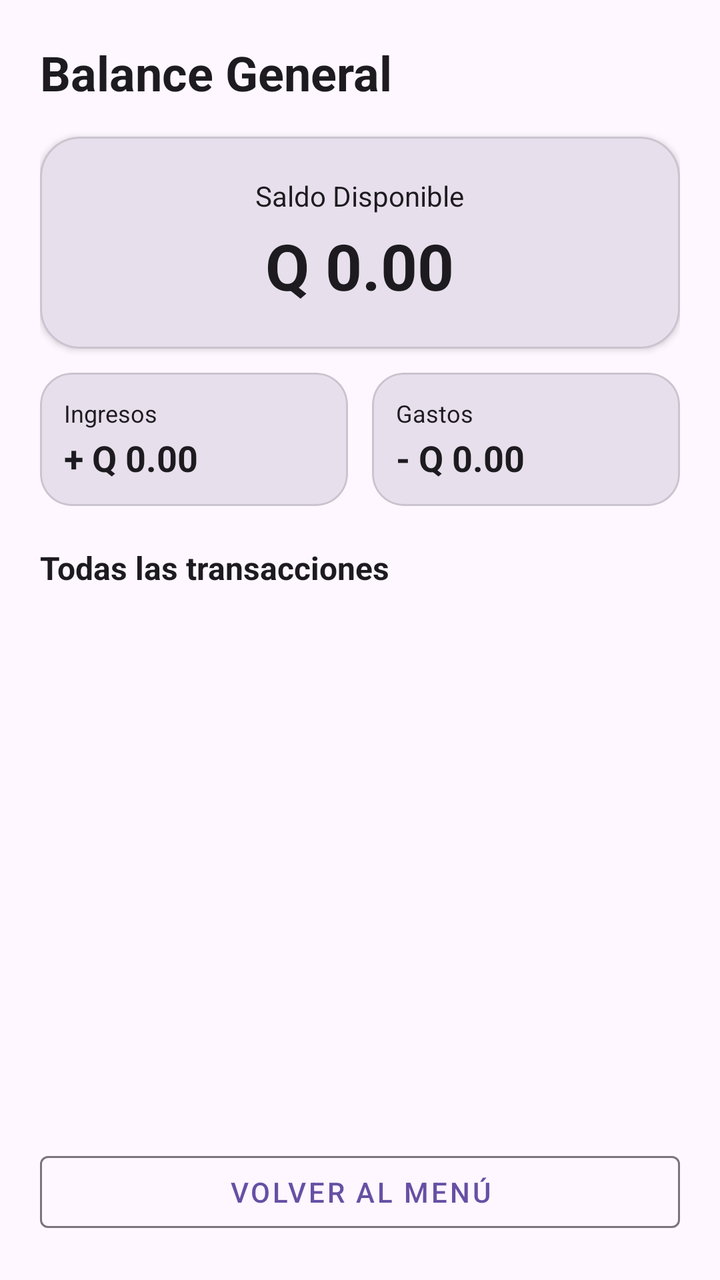
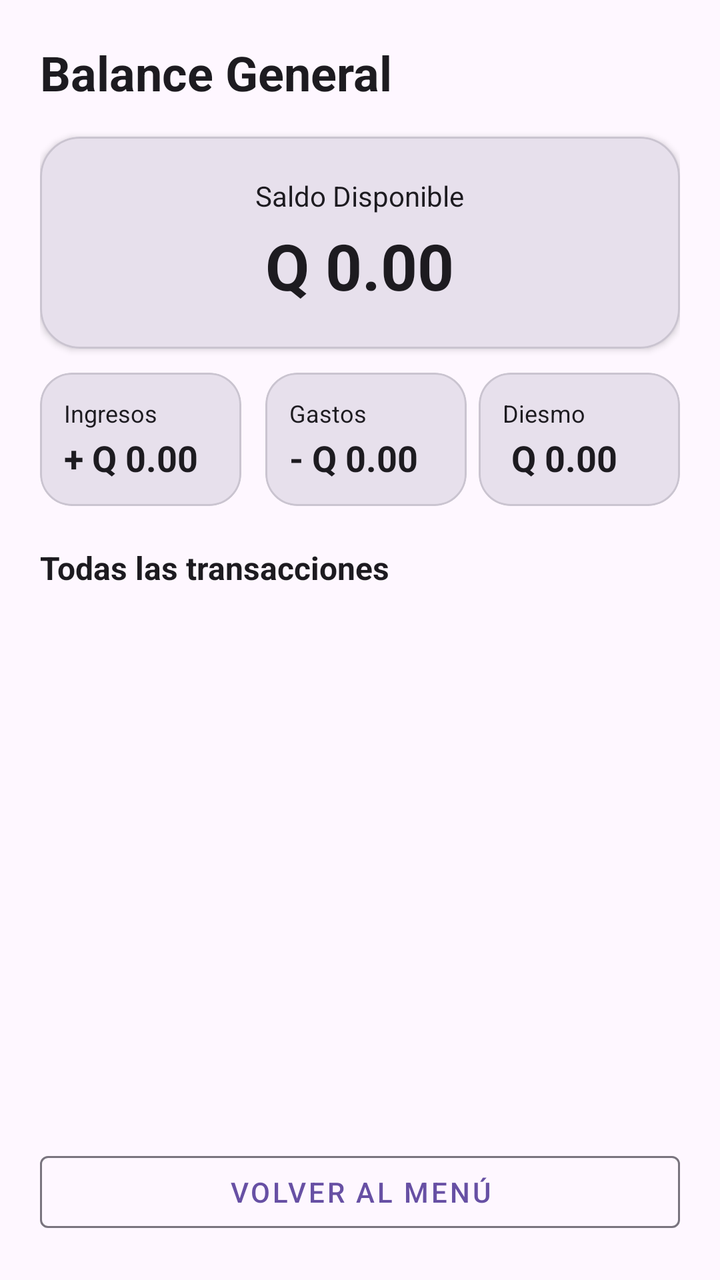

Screens rendered from an Android XML layout before and after an edit, with the pre-edit source and the edit as a unified diff.
<!-- AndroidManifest.xml: application theme Theme.GestionIngresoGasto -->
<!-- res/layout/activity_balance.xml -->
<?xml version="1.0" encoding="utf-8"?>
<LinearLayout
    xmlns:android="http://schemas.android.com/apk/res/android"
    xmlns:app="http://schemas.android.com/apk/res-auto"
    xmlns:tools="http://schemas.android.com/tools"
    android:id="@+id/main"
    android:layout_width="match_parent"
    android:layout_height="match_parent"
    android:orientation="vertical"
    android:padding="20dp"
    android:background="?attr/colorSurface"
    tools:context=".ui.BalanceActivity">

    
    <TextView
        android:layout_width="match_parent"
        android:layout_height="wrap_content"
        android:text="Balance General"
        android:textSize="24sp"
        android:textStyle="bold"
        android:textColor="?attr/colorOnSurface" />

    
    <com.google.android.material.card.MaterialCardView
        android:id="@+id/cardSaldo"
        android:layout_width="match_parent"
        android:layout_height="wrap_content"
        android:layout_marginTop="16dp"
        app:cardCornerRadius="20dp"
        app:cardElevation="2dp"
        app:cardBackgroundColor="?attr/colorSurfaceVariant"
        app:strokeColor="?attr/colorOutlineVariant"
        app:strokeWidth="1dp">

        <LinearLayout
            android:layout_width="match_parent"
            android:layout_height="wrap_content"
            android:orientation="vertical"
            android:padding="20dp"
            android:gravity="center">

            <TextView
                android:layout_width="wrap_content"
                android:layout_height="wrap_content"
                android:text="Saldo Disponible"
                android:textSize="14sp"
                android:textColor="?attr/colorOnSurface" />

            <TextView
                android:id="@+id/tvSaldoTotal"
                android:layout_width="wrap_content"
                android:layout_height="wrap_content"
                android:layout_marginTop="4dp"
                android:text="Q 0.00"
                android:textSize="32sp"
                android:textStyle="bold"
                android:textColor="?attr/colorOnSurface" />

        </LinearLayout>
    </com.google.android.material.card.MaterialCardView>

    
    <LinearLayout
        android:layout_width="match_parent"
        android:layout_height="wrap_content"
        android:orientation="horizontal"
        android:layout_marginTop="12dp">

        
        <com.google.android.material.card.MaterialCardView
            android:layout_width="0dp"
            android:layout_height="wrap_content"
            android:layout_weight="1"
            android:layout_marginEnd="6dp"
            app:cardCornerRadius="16dp"
            app:cardElevation="0dp"
            app:cardBackgroundColor="?attr/colorSurfaceVariant"
            app:strokeColor="?attr/colorOutlineVariant"
            app:strokeWidth="1dp">

            <LinearLayout
                android:layout_width="match_parent"
                android:layout_height="wrap_content"
                android:orientation="vertical"
                android:padding="12dp">

                <TextView
                    android:layout_width="wrap_content"
                    android:layout_height="wrap_content"
                    android:text="Ingresos"
                    android:textSize="12sp"
                    android:textColor="?attr/colorOnSurface" />

                <TextView
                    android:id="@+id/tvTotalIngresos"
                    android:layout_width="wrap_content"
                    android:layout_height="wrap_content"
                    android:layout_marginTop="2dp"
                    android:text="+ Q 0.00"
                    android:textSize="18sp"
                    android:textStyle="bold"
                    android:textColor="?attr/colorOnSurface" />

            </LinearLayout>
        </com.google.android.material.card.MaterialCardView>

        
        <com.google.android.material.card.MaterialCardView
            android:layout_width="0dp"
            android:layout_height="wrap_content"
            android:layout_weight="1"
            android:layout_marginStart="6dp"
            app:cardCornerRadius="16dp"
            app:cardElevation="0dp"
            app:cardBackgroundColor="?attr/colorSurfaceVariant"
            app:strokeColor="?attr/colorOutlineVariant"
            app:strokeWidth="1dp">

            <LinearLayout
                android:layout_width="match_parent"
                android:layout_height="wrap_content"
                android:orientation="vertical"
                android:padding="12dp">

                <TextView
                    android:layout_width="wrap_content"
                    android:layout_height="wrap_content"
                    android:text="Gastos"
                    android:textSize="12sp"
                    android:textColor="?attr/colorOnSurface" />

                <TextView
                    android:id="@+id/tvTotalGastos"
                    android:layout_width="wrap_content"
                    android:layout_height="wrap_content"
                    android:layout_marginTop="2dp"
                    android:text="- Q 0.00"
                    android:textSize="18sp"
                    android:textStyle="bold"
                    android:textColor="?attr/colorOnSurface" />

            </LinearLayout>
        </com.google.android.material.card.MaterialCardView>

    </LinearLayout>

    
    <TextView
        android:layout_width="match_parent"
        android:layout_height="wrap_content"
        android:layout_marginTop="20dp"
        android:text="Todas las transacciones"
        android:textSize="16sp"
        android:textStyle="bold"
        android:textColor="?attr/colorOnSurface" />

    <androidx.recyclerview.widget.RecyclerView
        android:id="@+id/rvTransacciones"
        android:layout_width="match_parent"
        android:layout_height="0dp"
        android:layout_weight="1"
        android:layout_marginTop="8dp"
        android:background="@android:color/transparent" />

    
    <com.google.android.material.button.MaterialButton
        android:id="@+id/btnVolverMenu"
        style="@style/Widget.MaterialComponents.Button.OutlinedButton"
        android:layout_width="match_parent"
        android:layout_height="wrap_content"
        android:minHeight="48dp"
        android:layout_marginTop="8dp"
        android:text="Volver al menú"
        android:textColor="?attr/colorPrimary"
        app:strokeColor="?attr/colorOutline" />

</LinearLayout>
<!-- resources referenced by this layout -->
<resources>
  <style name="Theme.GestionIngresoGasto" parent="Base.Theme.GestionIngresoGasto" />
  <style name="Base.Theme.GestionIngresoGasto" parent="Theme.Material3.DayNight.NoActionBar">
          
          
      </style>
</resources>

<!-- the commit's change to res/layout/activity_balance.xml (unified diff, before → after) -->
@@ -142,6 +142,43 @@
             </LinearLayout>
         </com.google.android.material.card.MaterialCardView>
 
+        <com.google.android.material.card.MaterialCardView
+            android:layout_width="0dp"
+            android:layout_height="wrap_content"
+            android:layout_weight="1"
+            android:layout_marginStart="6dp"
+            app:cardCornerRadius="16dp"
+            app:cardElevation="0dp"
+            app:cardBackgroundColor="?attr/colorSurfaceVariant"
+            app:strokeColor="?attr/colorOutlineVariant"
+            app:strokeWidth="1dp">
+
+            <LinearLayout
+                android:layout_width="match_parent"
+                android:layout_height="wrap_content"
+                android:orientation="vertical"
+                android:padding="12dp">
+
+                <TextView
+                    android:layout_width="wrap_content"
+                    android:layout_height="wrap_content"
+                    android:text="Diesmo"
+                    android:textSize="12sp"
+                    android:textColor="?attr/colorOnSurface" />
+
+                <TextView
+                    android:id="@+id/tvDiesmo"
+                    android:layout_width="wrap_content"
+                    android:layout_height="wrap_content"
+                    android:layout_marginTop="2dp"
+                    android:text=" Q 0.00"
+                    android:textSize="18sp"
+                    android:textStyle="bold"
+                    android:textColor="?attr/colorOnSurface" />
+
+            </LinearLayout>
+        </com.google.android.material.card.MaterialCardView>
+
     </LinearLayout>
 
     
@@ -157,9 +194,9 @@
     <androidx.recyclerview.widget.RecyclerView
         android:id="@+id/rvTransacciones"
         android:layout_width="match_parent"
-        android:layout_height="0dp"
+        android:layout_height="211dp"
+        android:layout_marginTop="8dp"
         android:layout_weight="1"
-        android:layout_marginTop="8dp"
         android:background="@android:color/transparent" />
 
     
